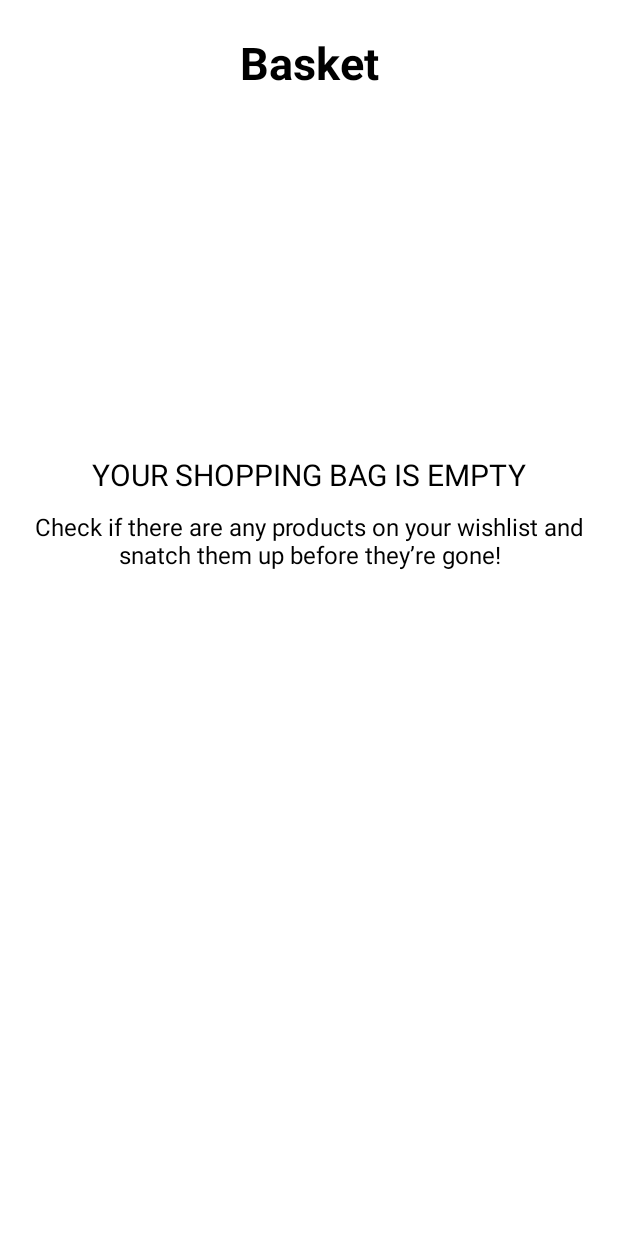
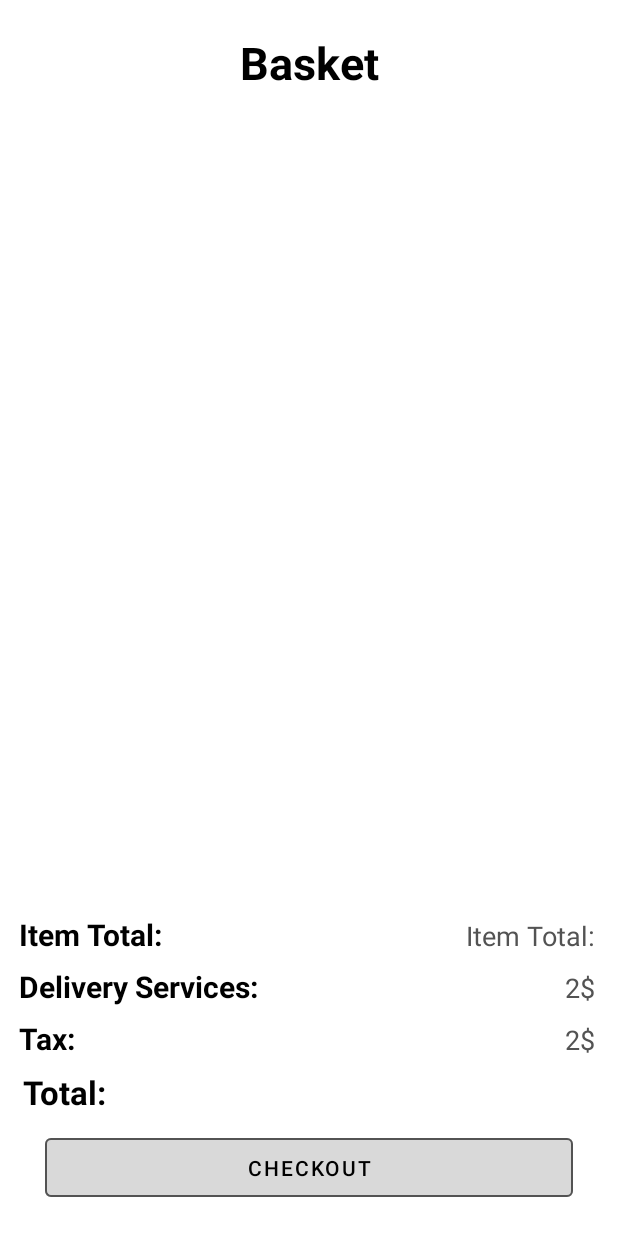
Before and after one commit to amdouni-chouaib/androidshop, an Android app: the layout fragment_basket.xml on its own in the app's theme, with its tools: preview values and no code run, on a phone screen of 412 x 824 dp. Run offline under Robolectric (Android 15) with nearby library versions, the phone set to English and light mode, and no system bars.

Commit message:
add basketdetails

```diff
--- a/app/src/main/java/com/example/azshop/ui/bashetscreen/BasketFragment.java
+++ b/app/src/main/java/com/example/azshop/ui/bashetscreen/BasketFragment.java
@@ -7,6 +7,7 @@ import android.os.Bundle;
 import android.view.LayoutInflater;
 import android.view.View;
 import android.view.ViewGroup;
+import android.widget.TextView;
 
 import androidx.annotation.NonNull;
 import androidx.annotation.Nullable;
@@ -34,6 +35,8 @@ public class BasketFragment extends Fragment {
     private DatabaseReference databaseReference;
     private ArrayList<CartArticleDataModel> articleDataModel = new ArrayList<CartArticleDataModel>();
     private RecyclerView rv_fav;
+    private float totalitemprice=0;
+    private float totalprice=0;
 
     public BasketFragment() {
         // Required empty public constructor
@@ -64,12 +67,16 @@ public class BasketFragment extends Fragment {
             public void onDataChange(DataSnapshot dataSnapshot) {
                 for (DataSnapshot postSnapshot: dataSnapshot.getChildren()) {
                     CartArticleDataModel articleDataModelitem = postSnapshot.getValue(CartArticleDataModel.class);
+                    totalitemprice += articleDataModelitem.price;
                     articleDataModel.add(articleDataModelitem);
                 }
+                totalprice = totalitemprice+4;
 
                 if (articleDataModel.size() != 0) {
                     view.findViewById(R.id.cl_nodata).setVisibility(View.GONE);
-                    rv_fav.setVisibility(View.VISIBLE);
+                    view.findViewById(R.id.cl_data).setVisibility(View.VISIBLE);
+                    ((TextView)view.findViewById(R.id.tv_total)).setText(totalitemprice + "$");
+                    ((TextView)view.findViewById(R.id.tv_Totalsum)).setText(totalprice + "$");
                     wishListAdapter.notifyDataSetChanged();
                     rv_fav.setAdapter(wishListAdapter);
                     rv_fav.setLayoutManager(new LinearLayoutManager(getActivity(),  LinearLayoutManager.VERTICAL, false));
--- a/app/src/main/res/layout/fragment_basket.xml
+++ b/app/src/main/res/layout/fragment_basket.xml
@@ -34,6 +34,7 @@
         app:layout_constraintBottom_toBottomOf="parent"
         app:layout_constraintEnd_toEndOf="parent"
         app:layout_constraintStart_toStartOf="parent"
+        tools:visibility="gone"
         app:layout_constraintTop_toTopOf="@+id/guidelineappbar">
 
         <ImageView
@@ -72,14 +73,131 @@
 
     </androidx.constraintlayout.widget.ConstraintLayout>
 
-    <androidx.recyclerview.widget.RecyclerView
-        android:id="@+id/rv_cart"
+    <androidx.constraintlayout.widget.ConstraintLayout
+        android:id="@+id/cl_data"
         android:layout_width="match_parent"
         android:layout_height="0dp"
-        android:layout_margin="20dp"
+        android:visibility="gone"
         app:layout_constraintBottom_toBottomOf="parent"
         app:layout_constraintTop_toTopOf="@+id/guidelineappbar"
-        android:visibility="gone"/>
+        tools:visibility="visible">
 
+        <androidx.recyclerview.widget.RecyclerView
+            android:id="@+id/rv_cart"
+            android:layout_width="match_parent"
+            android:layout_height="0dp"
+            android:layout_margin="5dp"
+            app:layout_constraintTop_toTopOf="parent"
+            app:layout_constraintBottom_toTopOf="@+id/tv_totallabel"/>
+
+        <TextView
+            android:id="@+id/tv_totallabel"
+            android:layout_width="wrap_content"
+            android:layout_height="wrap_content"
+            android:layout_margin="7dp"
+            android:text="@string/item_total"
+            android:textColor="@color/black"
+            android:textSize="20sp"
+            android:textStyle="bold"
+            app:layout_constraintStart_toStartOf="@id/rv_cart"
+            app:layout_constraintBottom_toTopOf="@id/tv_Deleverylabel" />
+
+        <TextView
+            android:id="@+id/tv_Deleverylabel"
+            android:layout_width="wrap_content"
+            android:layout_height="wrap_content"
+            android:layout_margin="7dp"
+            android:text="@string/delivery_services"
+            android:textColor="@color/black"
+            android:textSize="20sp"
+            android:textStyle="bold"
+            app:layout_constraintStart_toStartOf="@id/rv_cart"
+            app:layout_constraintBottom_toTopOf="@id/tv_taxlabel" />
+
+        <TextView
+            android:id="@+id/tv_taxlabel"
+            android:layout_width="wrap_content"
+            android:layout_height="wrap_content"
+            android:layout_margin="7dp"
+            android:text="@string/tax"
+            android:textColor="@color/black"
+            android:textSize="20sp"
+            android:textStyle="bold"
+            app:layout_constraintStart_toStartOf="@id/rv_cart"
+            app:layout_constraintBottom_toTopOf="@id/tv_Totalsumlabel" />
+
+        <TextView
+            android:id="@+id/tv_Totalsumlabel"
+            android:layout_width="wrap_content"
+            android:layout_height="wrap_content"
+            android:layout_margin="10dp"
+            android:text="@string/total"
+            android:textColor="@color/black"
+            android:textSize="22sp"
+            android:textStyle="bold"
+            app:layout_constraintStart_toStartOf="@id/rv_cart"
+            app:layout_constraintBottom_toTopOf="@id/btn_checkout" />
+
+        <TextView
+            android:id="@+id/tv_total"
+            android:layout_width="wrap_content"
+            android:layout_height="wrap_content"
+            android:layout_margin="10dp"
+            android:text="@string/item_total"
+            android:textColor="@color/darkgray"
+            android:textSize="18sp"
+            app:layout_constraintEnd_toEndOf="@id/rv_cart"
+            app:layout_constraintBottom_toTopOf="@id/tv_Delevery" />
+
+        <TextView
+            android:id="@+id/tv_Delevery"
+            android:layout_width="wrap_content"
+            android:layout_height="wrap_content"
+            android:layout_margin="10dp"
+            android:text="2$"
+            android:textColor="@color/darkgray"
+            android:textSize="18sp"
+            app:layout_constraintEnd_toEndOf="@id/rv_cart"
+            app:layout_constraintBottom_toTopOf="@id/tv_tax" />
+
+        <TextView
+            android:id="@+id/tv_tax"
+            android:layout_width="wrap_content"
+            android:layout_height="wrap_content"
+            android:layout_margin="10dp"
+            android:text="2$"
+            android:textColor="@color/darkgray"
+            android:textSize="18sp"
+            app:layout_constraintEnd_toEndOf="@id/rv_cart"
+            app:layout_constraintBottom_toTopOf="@id/tv_Totalsum" />
+
+        <TextView
+            android:id="@+id/tv_Totalsum"
+            android:layout_width="wrap_content"
+            android:layout_height="wrap_content"
+            android:layout_margin="10dp"
+            android:textColor="@color/darkgray"
+            android:textSize="20sp"
+            app:layout_constraintEnd_toEndOf="@id/rv_cart"
+            app:layout_constraintBottom_toTopOf="@id/btn_checkout"/>
+
+        <Button
+            android:id="@+id/btn_checkout"
+            style="@style/Widget.MaterialComponents.Button.OutlinedButton"
+            android:layout_width="0dp"
+            android:layout_height="wrap_content"
+            android:layout_marginHorizontal="30dp"
+            android:layout_marginVertical="20dp"
+            android:backgroundTint="@color/lightgray"
+            android:paddingVertical="10dp"
+            android:text="@string/checkout"
+            android:textAllCaps="false"
+            android:textColor="@color/black"
+            app:layout_constraintBottom_toBottomOf="parent"
+            app:layout_constraintEnd_toEndOf="parent"
+            app:layout_constraintStart_toStartOf="parent"
+            app:strokeColor="@color/darkgray" />
+
+    </androidx.constraintlayout.widget.ConstraintLayout>
 
 </androidx.constraintlayout.widget.ConstraintLayout>
--- a/app/src/main/res/values/strings.xml
+++ b/app/src/main/res/values/strings.xml
@@ -55,6 +55,11 @@
     <string name="check_if_there_are_any_products_on_your_wishlist_and_snatch_them_up_before_they_re_gone">Check if there are any products on your wishlist and snatch them up before they’re gone!</string>
     <string name="you_can_also_check_out_the_latest_arrivals">You can also check out the latest arrivals</string>
     <string name="logout">LogOut</string>
+    <string name="total">Total:</string>
+    <string name="tax">Tax:</string>
+    <string name="delivery_services">Delivery Services:</string>
+    <string name="item_total">Item Total:</string>
+    <string name="checkout">CHECKOUT</string>
     <!-- Strings used for fragments for navigation -->
 
 </resources>
```
